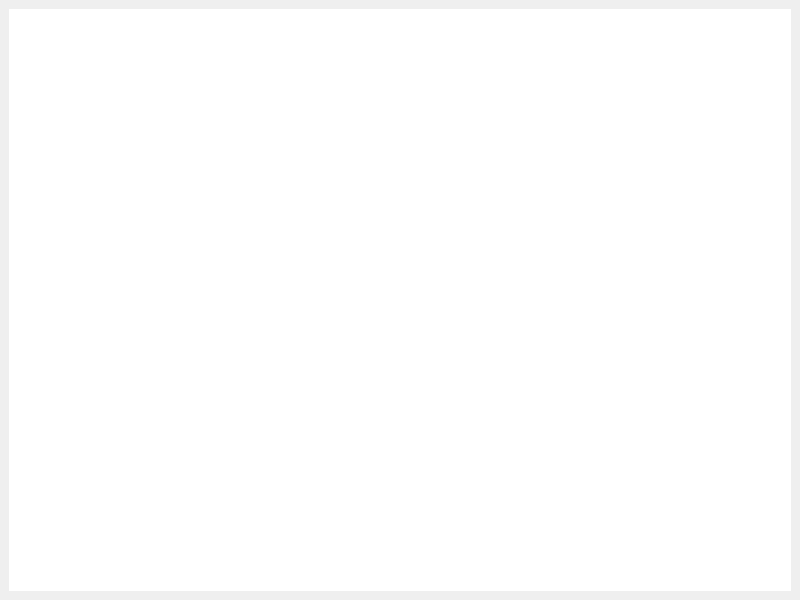
This is src/editor/FBPEditor.ui in ylliac/qcircuit as Qt 5 draws it before an edit. The edited form follows.
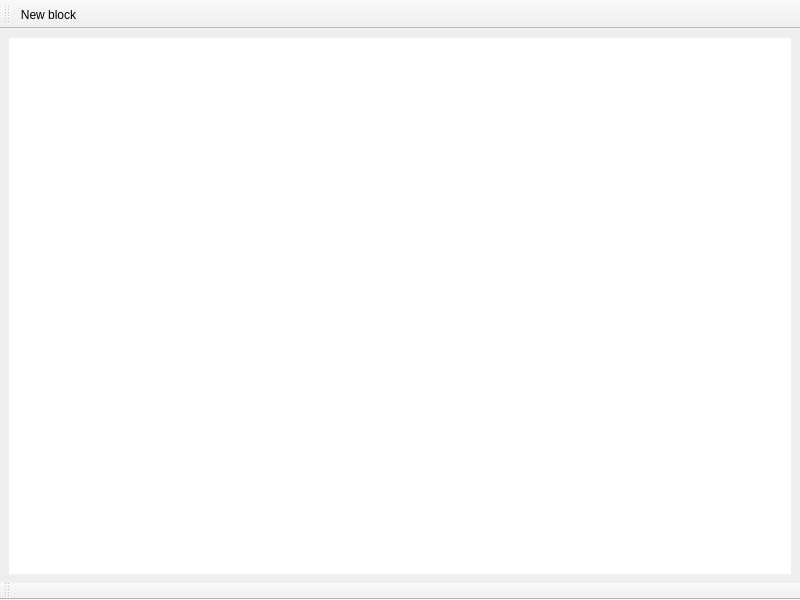
This is the edited form.

```diff
--- a/src/editor/FBPEditor.ui
+++ b/src/editor/FBPEditor.ui
@@ -34,6 +34,34 @@
     </rect>
    </property>
   </widget>
+  <widget class="QToolBar" name="topToolBar">
+   <property name="windowTitle">
+    <string>toolBar</string>
+   </property>
+   <attribute name="toolBarArea">
+    <enum>TopToolBarArea</enum>
+   </attribute>
+   <attribute name="toolBarBreak">
+    <bool>false</bool>
+   </attribute>
+   <addaction name="actionNewBlock"/>
+  </widget>
+  <widget class="QToolBar" name="bottomToolBar">
+   <property name="windowTitle">
+    <string>toolBar</string>
+   </property>
+   <attribute name="toolBarArea">
+    <enum>BottomToolBarArea</enum>
+   </attribute>
+   <attribute name="toolBarBreak">
+    <bool>false</bool>
+   </attribute>
+  </widget>
+  <action name="actionNewBlock">
+   <property name="text">
+    <string>New block</string>
+   </property>
+  </action>
  </widget>
  <resources/>
  <connections/>
```
